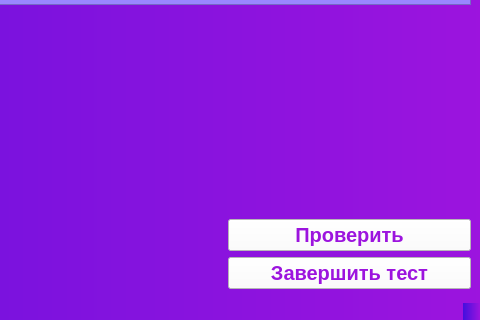
AnnaVolleyball/educational_software_complex, file TestStud.ui: the form before one commit; both pictures show x 814 to 1294 and y 526 to 846 of the 1294 by 846 pixel window.
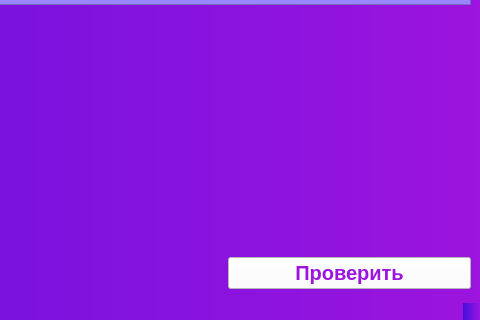
The form after the commit. Icons and pictures are not drawn.

Diff of the .ui file:
```diff
--- a/TestStud.ui
+++ b/TestStud.ui
@@ -289,35 +289,6 @@
         </property>
        </widget>
       </item>
-      <item>
-       <widget class="QPushButton" name="pushButton">
-        <property name="font">
-         <font>
-          <family>MS Shell Dlg 2</family>
-          <pointsize>15</pointsize>
-          <weight>75</weight>
-          <italic>false</italic>
-          <bold>true</bold>
-         </font>
-        </property>
-        <property name="styleSheet">
-         <string notr="true">color: rgb(156, 20, 222, 255);
-background-color: white;</string>
-        </property>
-        <property name="text">
-         <string>Завершить тест</string>
-        </property>
-        <property name="autoDefault">
-         <bool>false</bool>
-        </property>
-        <property name="default">
-         <bool>false</bool>
-        </property>
-        <property name="flat">
-         <bool>false</bool>
-        </property>
-       </widget>
-      </item>
      </layout>
     </item>
    </layout>
```
